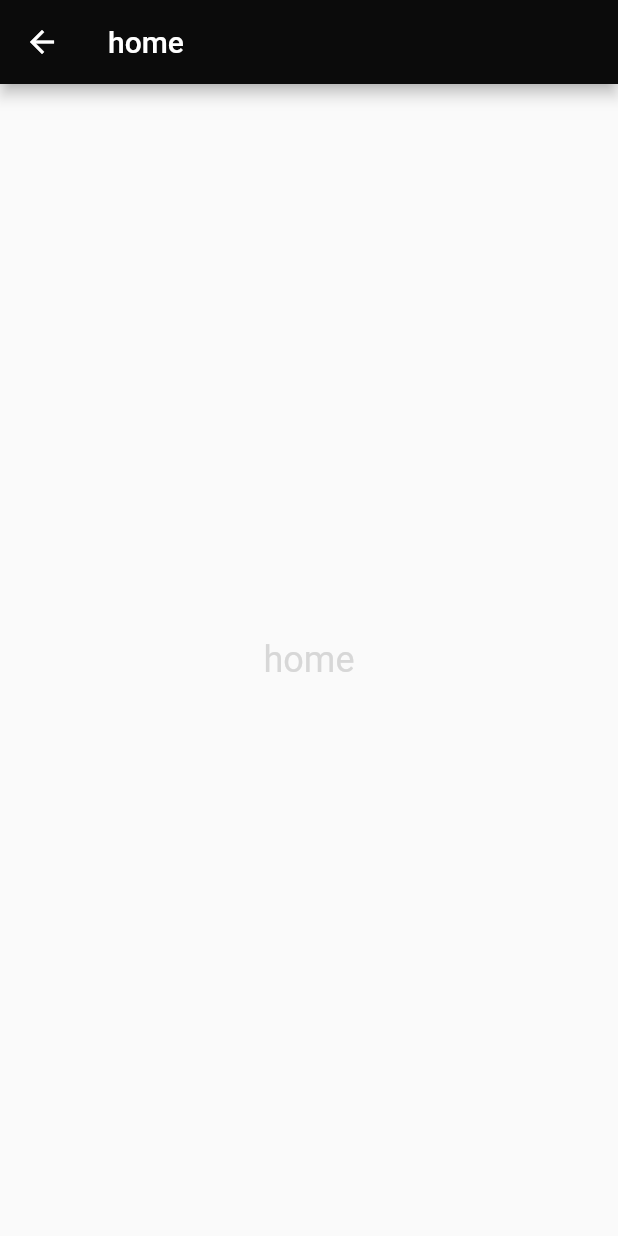
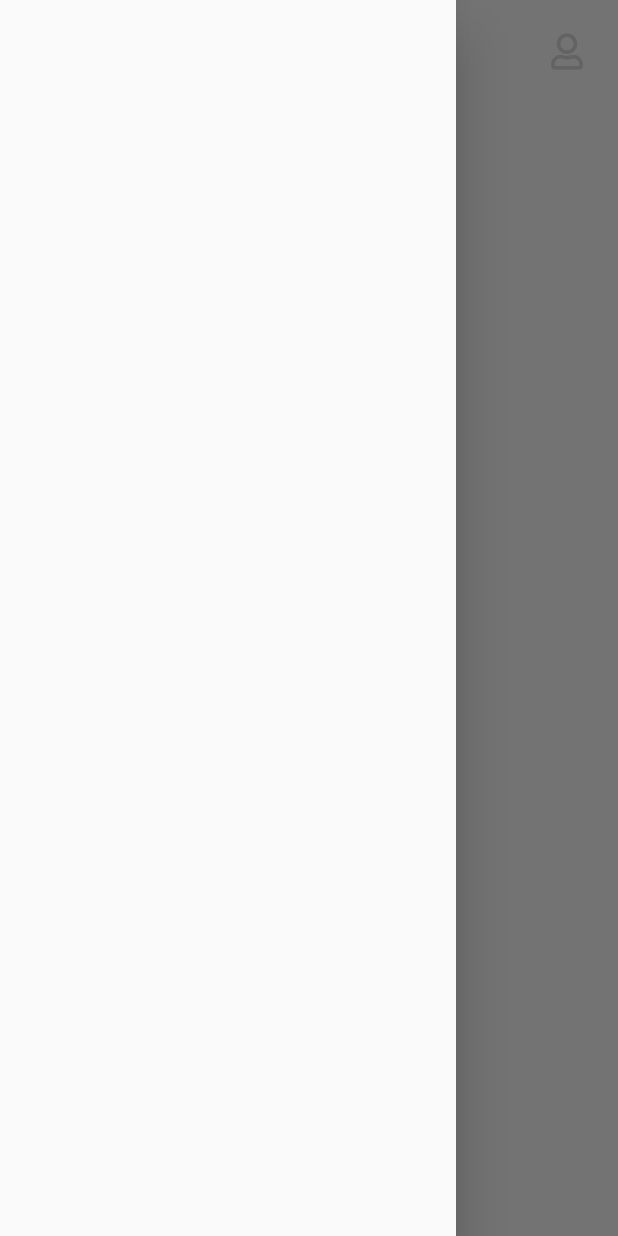
Before and after one commit to AkashSDas/steker, a Flutter app: the HomeScreen screen opened by its route, with the side drawer open (before the commit the screen has no drawer), on a phone screen of 412 x 824 dp. Run offline on Flutter 3.47's test engine with Material 2 defaults, Android fonts, the phone set to English and light mode, and no system bars; our stand-ins replace bottom_navy_bar, cloud_firestore, firebase_analytics, firebase_auth, firebase_core, flutter_icons and 1 more; accounts and stored records are empty; Roboto replaces fonts that are missing (Nunito, Open Sans).

Commit message:
use CustomAppBar rather than the Scaffold's AppBar

```diff
--- a/lib/screens/home.dart
+++ b/lib/screens/home.dart
@@ -1,17 +1,30 @@
 import 'package:flutter/material.dart';
+import 'package:steker/shared/shared.dart';
 
 class HomeScreen extends StatelessWidget {
+  final GlobalKey<ScaffoldState> _scaffoldKey = GlobalKey();
+
   @override
   Widget build(BuildContext context) {
     return Scaffold(
-      appBar: AppBar(
-        title: Text('home'),
+      // appBar: AppBar(
+      //   title: Text('home'),
+      // ),
+      key: _scaffoldKey,
+      drawer: Drawer(
+        child: ListView(),
       ),
-      body: Container(
-        width: double.infinity,
-        height: double.infinity,
-        child: Center(
-          child: Text('home'),
+      body: SafeArea(
+        child: Container(
+          child: Column(
+            children: [
+              CustomAppBar(
+                title: 'home',
+                currentPath: '/home',
+                scaffoldKey: _scaffoldKey,
+              )
+            ],
+          ),
         ),
       ),
     );
```
